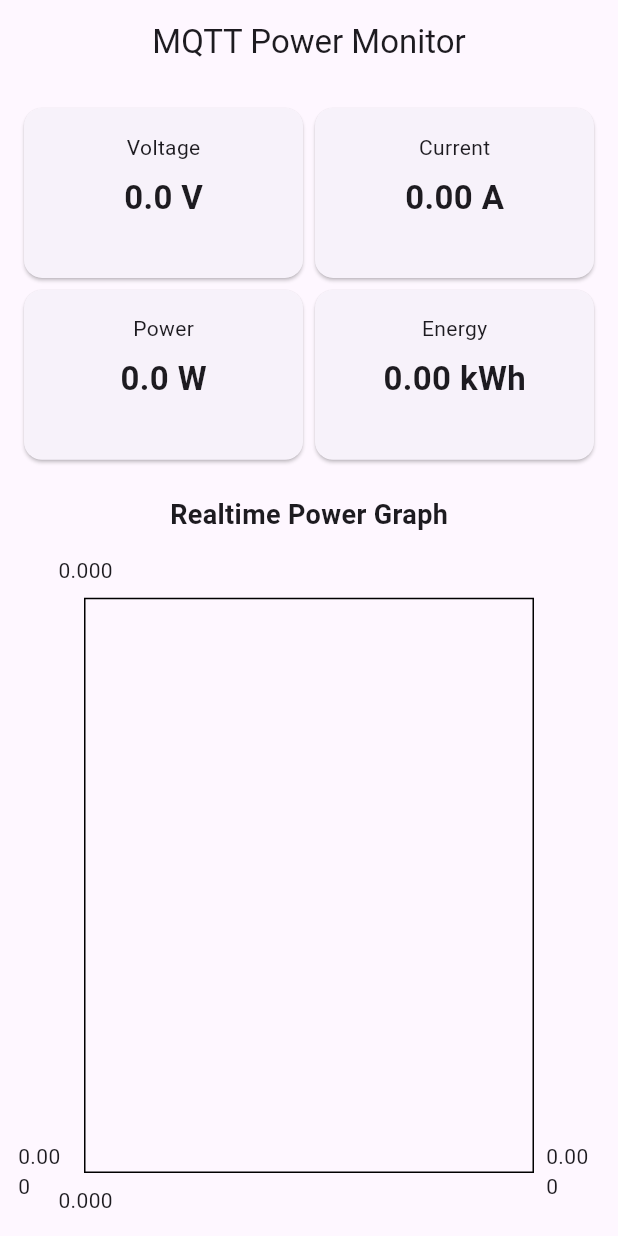
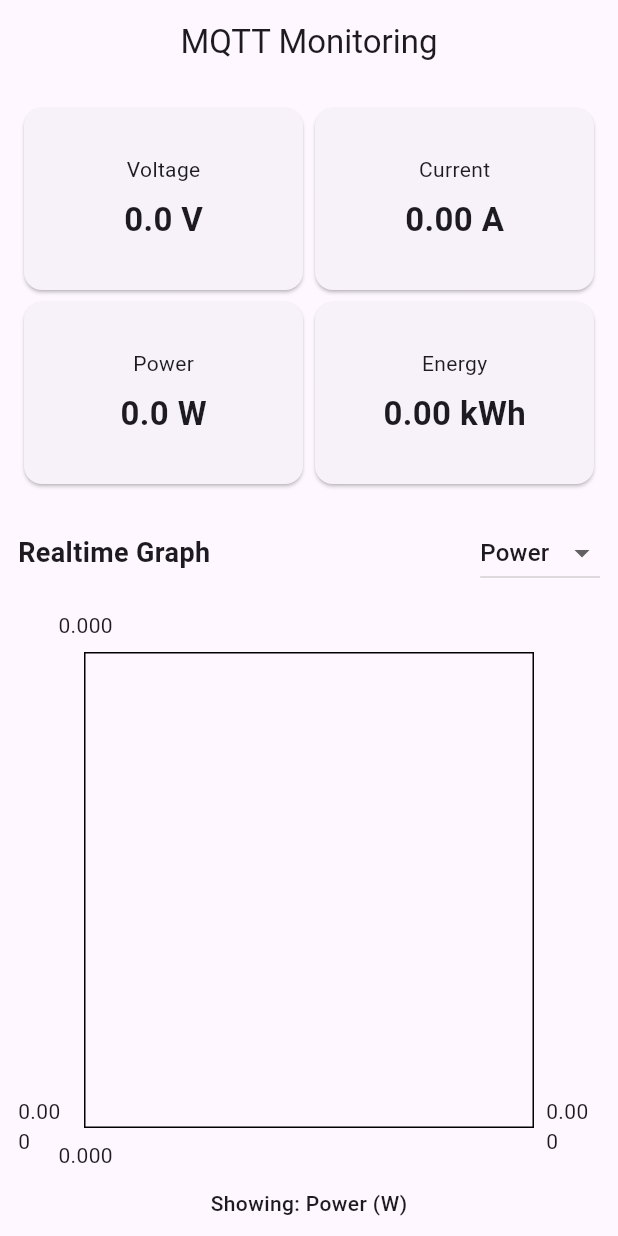
Before and after one commit to putrisuardani/flutter_iot_pzem, a Flutter app: the screen it shows after launch, on a phone screen of 412 x 824 dp. Run offline on Flutter 3.47's test engine with Material 3 defaults, Android fonts, the phone set to English and light mode, and no system bars; drawn by our look-alikes of fl_chart; missing offline and left inert: mqtt_client.

Commit message:
graph with dropdown

```diff
--- a/lib/main.dart
+++ b/lib/main.dart
@@ -30,7 +30,9 @@ class _MqttPageState extends State<MqttPage> {
   double power = 0;
   double energy = 0;
 
-  List<FlSpot> powerSpots = [];
+  String selectedMetric = "Power";
+
+  List<FlSpot> chartData = [];
   int xIndex = 0;
 
   @override
@@ -56,7 +58,6 @@ class _MqttPageState extends State<MqttPage> {
 
     try {
       await client.connect();
-      debugPrint("MQTT Connected");
     } catch (e) {
       debugPrint("Failed: $e");
       return;
@@ -79,27 +80,56 @@ class _MqttPageState extends State<MqttPage> {
         power = (data['power'] ?? 0).toDouble();
         energy = (data['energy'] ?? 0).toDouble();
 
-        powerSpots.add(FlSpot(xIndex.toDouble(), power));
+        double value = getSelectedValue();
+
+        chartData.add(FlSpot(xIndex.toDouble(), value));
         xIndex++;
 
-        if (powerSpots.length > 20) {
-          powerSpots.removeAt(0);
+        if (chartData.length > 20) {
+          chartData.removeAt(0);
         }
       });
     });
   }
 
+  double getSelectedValue() {
+    switch (selectedMetric) {
+      case "Voltage":
+        return voltage;
+      case "Current":
+        return current;
+      case "Energy":
+        return energy;
+      default:
+        return power;
+    }
+  }
+
+  String getUnit() {
+    switch (selectedMetric) {
+      case "Voltage":
+        return "V";
+      case "Current":
+        return "A";
+      case "Energy":
+        return "kWh";
+      default:
+        return "W";
+    }
+  }
+
   Widget infoCard(String title, String value, String unit) {
     return Card(
       child: Padding(
-        padding: const EdgeInsets.all(16),
+        padding: const EdgeInsets.all(14),
         child: Column(
+          mainAxisAlignment: MainAxisAlignment.center,
           children: [
-            Text(title, style: TextStyle(fontSize: 14)),
-            SizedBox(height: 8),
+            Text(title),
+            const SizedBox(height: 8),
             Text(
               "$value $unit",
-              style: TextStyle(fontSize: 22, fontWeight: FontWeight.bold),
+              style: const TextStyle(fontSize: 22, fontWeight: FontWeight.bold),
             ),
           ],
         ),
@@ -108,9 +138,7 @@ class _MqttPageState extends State<MqttPage> {
   }
 
   Widget buildChart() {
-    return SizedBox(
-      height: 250,
-      child: LineChart(
+    return LineChart(
       LineChartData(
         minY: 0,
         gridData: FlGridData(show: true),
@@ -118,13 +146,12 @@ class _MqttPageState extends State<MqttPage> {
         titlesData: FlTitlesData(show: true),
         lineBarsData: [
           LineChartBarData(
+            spots: chartData,
             isCurved: true,
-              spots: powerSpots,
+            barWidth: 3,
             dotData: FlDotData(show: false),
-              barWidth: 3,
           ),
         ],
-        ),
       ),
     );
   }
@@ -138,16 +165,16 @@ class _MqttPageState extends State<MqttPage> {
   @override
   Widget build(BuildContext context) {
     return Scaffold(
-      appBar: AppBar(title: Text("MQTT Power Monitor"), centerTitle: true),
+      appBar: AppBar(title: const Text("MQTT Monitoring"), centerTitle: true),
       body: Padding(
         padding: const EdgeInsets.all(12),
         child: Column(
           children: [
             GridView.count(
               crossAxisCount: 2,
+              childAspectRatio: 1.5,
               shrinkWrap: true,
-              childAspectRatio: 1.6,
-              physics: NeverScrollableScrollPhysics(),
+              physics: const NeverScrollableScrollPhysics(),
               children: [
                 infoCard("Voltage", voltage.toStringAsFixed(1), "V"),
                 infoCard("Current", current.toStringAsFixed(2), "A"),
@@ -155,13 +182,45 @@ class _MqttPageState extends State<MqttPage> {
                 infoCard("Energy", energy.toStringAsFixed(2), "kWh"),
               ],
             ),
-            SizedBox(height: 20),
-            Text(
-              "Realtime Power Graph",
+
+            const SizedBox(height: 18),
+
+            Row(
+              mainAxisAlignment: MainAxisAlignment.spaceBetween,
+              children: [
+                const Text(
+                  "Realtime Graph",
                   style: TextStyle(fontSize: 18, fontWeight: FontWeight.bold),
                 ),
-            SizedBox(height: 12),
+                DropdownButton<String>(
+                  value: selectedMetric,
+                  items: const [
+                    DropdownMenuItem(value: "Power", child: Text("Power")),
+                    DropdownMenuItem(value: "Voltage", child: Text("Voltage")),
+                    DropdownMenuItem(value: "Current", child: Text("Current")),
+                    DropdownMenuItem(value: "Energy", child: Text("Energy")),
+                  ],
+                  onChanged: (value) {
+                    setState(() {
+                      selectedMetric = value!;
+                      chartData.clear();
+                      xIndex = 0;
+                    });
+                  },
+                ),
+              ],
+            ),
+
+            const SizedBox(height: 12),
+
             Expanded(child: buildChart()),
+
+            const SizedBox(height: 10),
+
+            Text(
+              "Showing: $selectedMetric (${getUnit()})",
+              style: const TextStyle(fontWeight: FontWeight.w500),
+            ),
           ],
         ),
       ),
```
Lines whose indentation alone changed are shown as unchanged.
